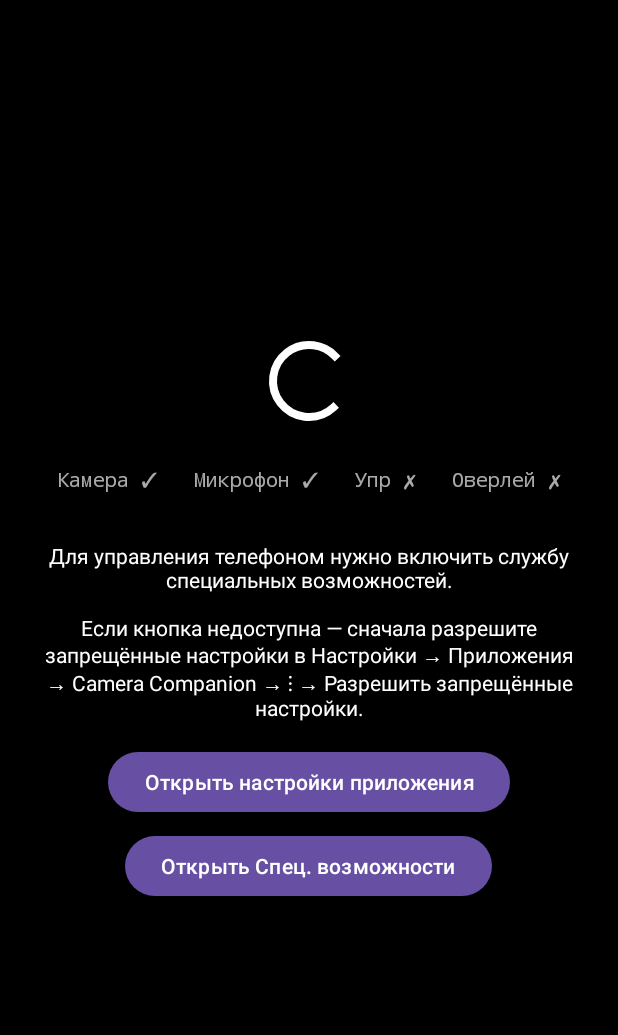
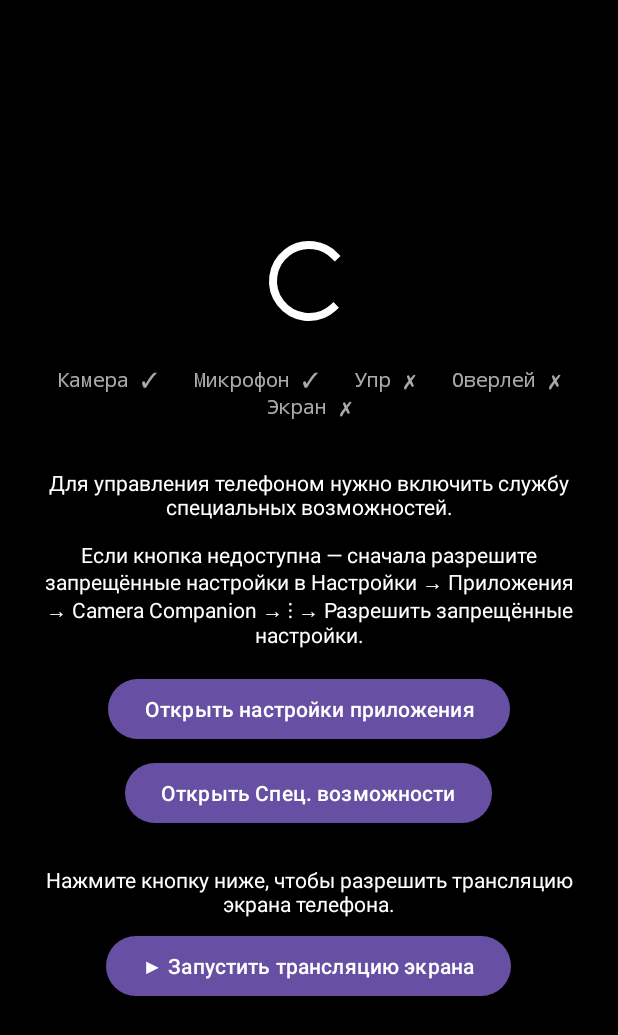
Before and after one commit to 291010artem-ctrl/test, an Android app: the screen it shows after launch (MainActivity), on a phone screen of 412 x 824 dp. Shown: the top 1035 px of the screen. Run offline under Robolectric (Android 15) with nearby library versions, the phone set to English and light mode, and no system bars; libraries missing offline, so code that uses them is left out: androidx.camera.core, androidx.camera.lifecycle.

Commit message:
feat: MediaProjection screen stream, fix cam-switch, add D-pad controls
- Replace AccessibilityService screenshot streaming with MediaProjection
  VirtualDisplay + ImageReader for real-time screen mirroring
- Fix front camera switch: relay cam-switch via back-cam WebSocket so
  it works without AccessibilityService; server forwards viewer messages
  to phone's back WS; StreamingService handles {"cmd":"switch"} messages
- Add DPAD_UP/DOWN/LEFT/RIGHT gesture commands to ControlService
- Add notifications shade button (NOTIFICATIONS) to both toolbars
- Add D-pad UI in camera tab and notifications button in main toolbar
- Add MediaProjection permission and foreground service type to manifest
- Add screen projection UI flow in MainActivity with hasProjection state
- Quality slider now sets StreamingService.screenQuality directly

Co-Authored-By: Claude Sonnet 4.6 <noreply@anthropic.com>
Claude-Session: https://claude.ai/code/session_01JBCu9sn1JPjKUbgYPR48np

```diff
--- a/remote-control/android-companion/app/src/main/AndroidManifest.xml
+++ b/remote-control/android-companion/app/src/main/AndroidManifest.xml
@@ -8,6 +8,7 @@
     <uses-permission android:name="android.permission.FOREGROUND_SERVICE" />
     <uses-permission android:name="android.permission.FOREGROUND_SERVICE_CAMERA" />
     <uses-permission android:name="android.permission.FOREGROUND_SERVICE_MICROPHONE" />
+    <uses-permission android:name="android.permission.FOREGROUND_SERVICE_MEDIA_PROJECTION" />
     <uses-permission android:name="android.permission.WAKE_LOCK" />
     <uses-permission android:name="android.permission.SYSTEM_ALERT_WINDOW" />
 
@@ -33,7 +34,7 @@
 
         <service
             android:name=".StreamingService"
-            android:foregroundServiceType="camera|microphone"
+            android:foregroundServiceType="camera|microphone|mediaProjection"
             android:exported="false" />
 
         <!--CONTROL_SERVICE_START-->
--- a/remote-control/android-companion/app/src/main/java/com/artem/cameracompanion/MainActivity.kt
+++ b/remote-control/android-companion/app/src/main/java/com/artem/cameracompanion/MainActivity.kt
@@ -3,6 +3,7 @@ package com.artem.cameracompanion
 import android.Manifest
 import android.content.Intent
 import android.content.pm.PackageManager
+import android.media.projection.MediaProjectionManager
 import android.os.Bundle
 import android.net.Uri
 import android.provider.Settings
@@ -22,6 +23,15 @@ class MainActivity : AppCompatActivity() {
         updatePermsUi()
     }
 
+    private val requestProjection = registerForActivityResult(
+        ActivityResultContracts.StartActivityForResult()
+    ) { result ->
+        if (result.resultCode == RESULT_OK && result.data != null) {
+            StreamingService.start(this, result.resultCode, result.data!!)
+        }
+        updatePermsUi()
+    }
+
     override fun onCreate(savedInstanceState: Bundle?) {
         super.onCreate(savedInstanceState)
         setContentView(R.layout.activity_main)
@@ -35,6 +45,10 @@ class MainActivity : AppCompatActivity() {
         }
         findViewById<Button>(R.id.btnOpenAccessibility).setOnClickListener {
             startActivity(Intent(Settings.ACTION_ACCESSIBILITY_SETTINGS))
+        }
+        findViewById<Button>(R.id.btnStartProjection).setOnClickListener {
+            val mgr = getSystemService(MediaProjectionManager::class.java)
+            requestProjection.launch(mgr.createScreenCaptureIntent())
         }
     }
 
@@ -66,18 +80,24 @@ class MainActivity : AppCompatActivity() {
         val mic = if (has(Manifest.permission.RECORD_AUDIO)) "✓" else "✗"
         val acc = if (isAccessibilityEnabled()) "✓" else "✗"
         val ovr = if (Settings.canDrawOverlays(this)) "✓" else "✗"
+        val prj = if (StreamingService.hasProjection) "✓" else "✗"
 
         val tv = findViewById<TextView>(R.id.tvPerms) ?: return
-        tv.text = "Камера $cam   Микрофон $mic   Упр $acc   Оверлей $ovr"
+        tv.text = "Камера $cam   Микрофон $mic   Упр $acc   Оверлей $ovr   Экран $prj"
 
         val needsSetup = !isAccessibilityEnabled()
-        val hint = findViewById<TextView>(R.id.tvAccessibilityHint)
-        val btnApp = findViewById<Button>(R.id.btnOpenAppSettings)
-        val btnAcc = findViewById<Button>(R.id.btnOpenAccessibility)
+        findViewById<TextView>(R.id.tvAccessibilityHint).visibility =
+            if (needsSetup) View.VISIBLE else View.GONE
+        findViewById<Button>(R.id.btnOpenAppSettings).visibility =
+            if (needsSetup) View.VISIBLE else View.GONE
+        findViewById<Button>(R.id.btnOpenAccessibility).visibility =
+            if (needsSetup) View.VISIBLE else View.GONE
 
-        hint.visibility = if (needsSetup) View.VISIBLE else View.GONE
-        btnApp.visibility = if (needsSetup) View.VISIBLE else View.GONE
-        btnAcc.visibility = if (needsSetup) View.VISIBLE else View.GONE
+        val needsProjection = !StreamingService.hasProjection
+        findViewById<TextView>(R.id.tvProjectionHint).visibility =
+            if (needsProjection) View.VISIBLE else View.GONE
+        findViewById<Button>(R.id.btnStartProjection).visibility =
+            if (needsProjection) View.VISIBLE else View.GONE
 
         if (!Settings.canDrawOverlays(this)) {
             tv.setOnClickListener {
--- a/remote-control/android-companion/app/src/main/res/layout/activity_main.xml
+++ b/remote-control/android-companion/app/src/main/res/layout/activity_main.xml
@@ -52,4 +52,23 @@
         android:visibility="gone"
         android:text="Открыть Спец. возможности" />
 
+    <TextView
+        android:id="@+id/tvProjectionHint"
+        android:layout_width="match_parent"
+        android:layout_height="wrap_content"
+        android:layout_marginTop="24dp"
+        android:textColor="#FFFFFF"
+        android:textSize="14sp"
+        android:gravity="center"
+        android:visibility="gone"
+        android:text="Нажмите кнопку ниже, чтобы разрешить трансляцию экрана телефона." />
+
+    <Button
+        android:id="@+id/btnStartProjection"
+        android:layout_width="wrap_content"
+        android:layout_height="wrap_content"
+        android:layout_marginTop="8dp"
+        android:visibility="gone"
+        android:text="▶ Запустить трансляцию экрана" />
+
 </LinearLayout>
```
Also changed, not shown: remote-control/android-companion/app/src/main/java/com/artem/cameracompanion/ControlService.kt (+21 -120 lines), remote-control/android-companion/app/src/main/java/com/artem/cameracompanion/StreamingService.kt (+116 -18 lines), 4 other files.
